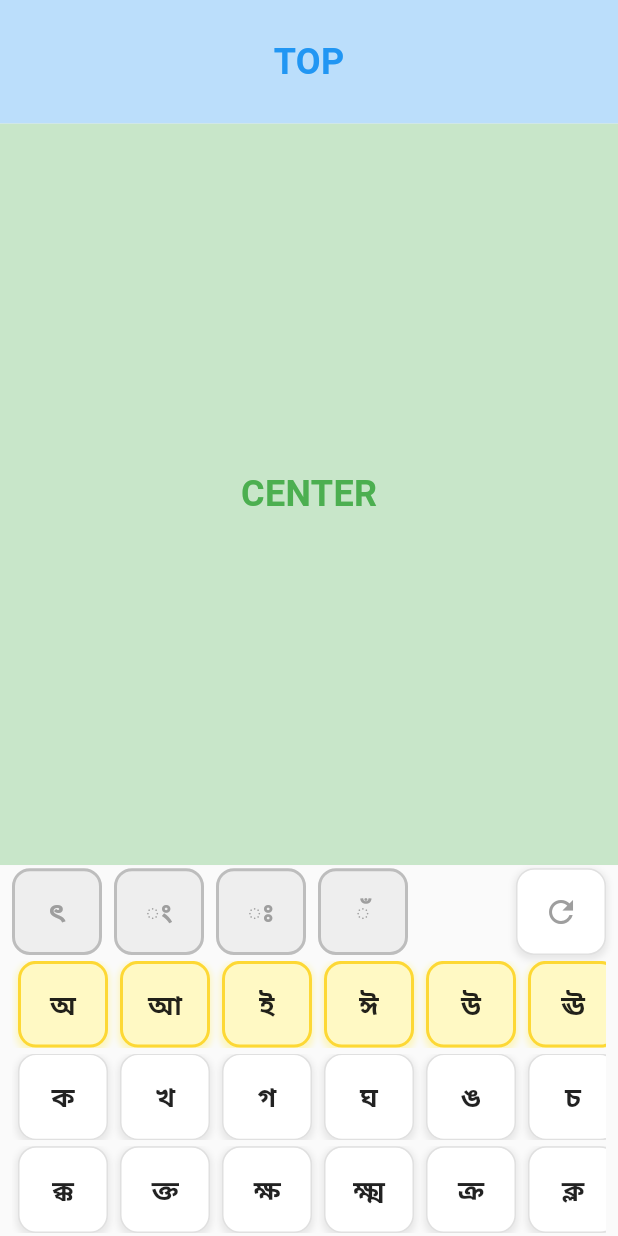
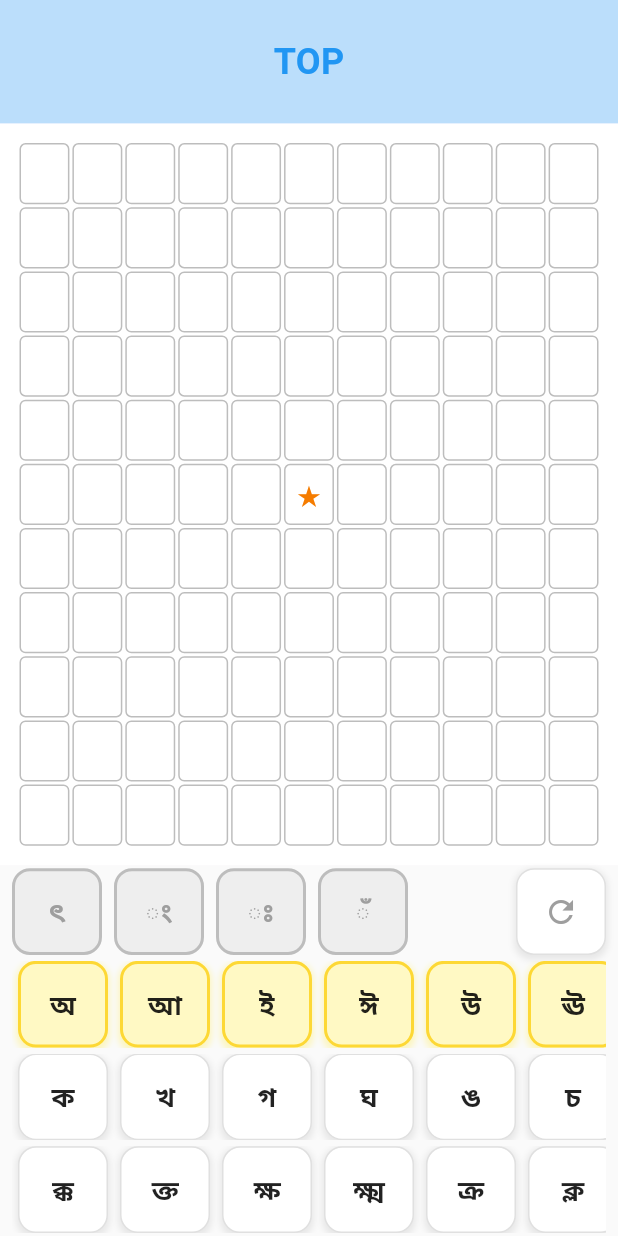
Before and after one commit to kumarlalapet/wordslagna, a Flutter app: the screen it shows after launch, on a phone screen of 412 x 824 dp. Run offline on Flutter 3.47's test engine with Material 3 defaults, Android fonts, the phone set to English and light mode, and no system bars.

Commit message:
basic game board with 11x11 grid

```diff
--- /dev/null
+++ b/lib/game_page/common/game_board.dart
@@ -0,0 +1,55 @@
+import 'package:flutter/material.dart';
+
+class GameBoard extends StatelessWidget {
+  final int rows;
+  final int columns;
+
+  const GameBoard({super.key, this.rows = 11, this.columns = 11});
+
+  @override
+  Widget build(BuildContext context) {
+    return Container(
+      color: Colors.white, // Board background
+      padding: const EdgeInsets.all(4.0),
+      child: AspectRatio(
+        aspectRatio: 1,
+        child: Column(
+          children: List.generate(rows, (row) {
+            return Expanded(
+              child: Row(
+                children: List.generate(columns, (col) {
+                  final isCenter = row == rows ~/ 2 && col == columns ~/ 2;
+                  return Expanded(
+                    child: Container(
+                      margin: const EdgeInsets.all(1.0),
+                      decoration: BoxDecoration(
+                        color: Colors.white,
+                        border: Border.all(
+                          color: Colors.grey[400]!,
+                          width: 1.0,
+                        ),
+                        borderRadius: BorderRadius.circular(4.0),
+                      ),
+                      child: Center(
+                        child: isCenter
+                            ? Text(
+                                '★',
+                                style: TextStyle(
+                                  fontSize: 16,
+                                  fontWeight: FontWeight.bold,
+                                  color: Colors.orange[700],
+                                ),
+                              )
+                            : null,
+                      ),
+                    ),
+                  );
+                }),
+              ),
+            );
+          }),
+        ),
+      ),
+    );
+  }
+}
--- a/lib/game_page/game_page.dart
+++ b/lib/game_page/game_page.dart
@@ -1,5 +1,6 @@
 import 'package:flutter/material.dart';
 import 'bengali/bengali_keyboard.dart';
+import 'common/game_board.dart';
 
 class GamePage extends StatefulWidget {
   const GamePage({super.key});
@@ -33,21 +34,13 @@ class _GamePageState extends State<GamePage> {
               ),
             ),
 
-            // Center part - 60% (flex: 6)
+            // Center part - 60% (flex: 6) - Game Board
             Expanded(
               flex: 6,
               child: Container(
-                color: Colors.green[100],
-                child: const Center(
-                  child: Text(
-                    'CENTER',
-                    style: TextStyle(
-                      fontSize: 24,
-                      fontWeight: FontWeight.bold,
-                      color: Colors.green,
-                    ),
-                  ),
-                ),
+                color: Colors.white,
+                padding: const EdgeInsets.all(8.0),
+                child: const GameBoard(),
               ),
             ),
 
```
